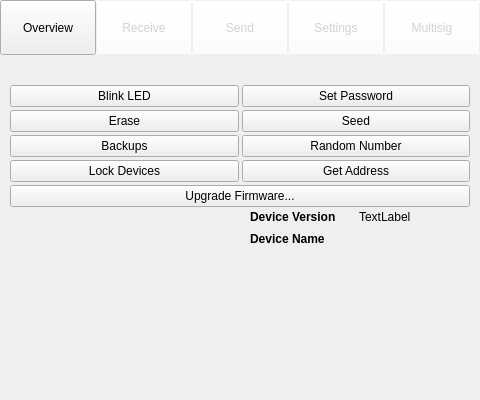
This is src/qt/ui/overview.ui in jonasschnelli/dbb-app as Qt 5 draws it before an edit. The edited form follows.
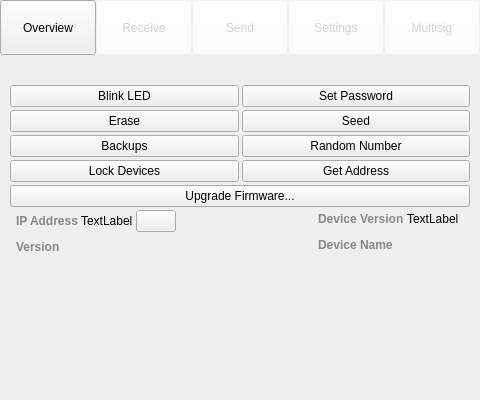
This is the edited form. The open tabs and pages were chosen to show the change. Icons and pictures are not drawn. Custom widgets are drawn as their Qt base class.

Commit message: Add ip address and version string to settings page

The edit to the form file:
```diff
--- a/src/qt/ui/overview.ui
+++ b/src/qt/ui/overview.ui
@@ -686,23 +686,138 @@
         <layout class="QHBoxLayout" name="horizontalLayout_2">
          <item>
           <layout class="QHBoxLayout" name="horizontalLayout3">
+           <property name="leftMargin">
+            <number>6</number>
+           </property>
            <property name="topMargin">
             <number>0</number>
            </property>
+           <property name="rightMargin">
+            <number>6</number>
+           </property>
            <property name="bottomMargin">
             <number>5</number>
            </property>
            <item>
-            <spacer name="horizontalSpacer">
+            <layout class="QVBoxLayout" name="verticalLayoutVersioNameApp">
+             <property name="rightMargin">
+              <number>5</number>
+             </property>
+             <item>
+              <layout class="QHBoxLayout" name="horizontalLayout32">
+               <property name="topMargin">
+                <number>0</number>
+               </property>
+               <property name="bottomMargin">
+                <number>5</number>
+               </property>
+               <item>
+                <widget class="QLabel" name="IPAddressKey">
+                 <property name="font">
+                  <font>
+                   <weight>75</weight>
+                   <bold>true</bold>
+                  </font>
+                 </property>
+                 <property name="styleSheet">
+                  <string notr="true">color: #888888</string>
+                 </property>
+                 <property name="text">
+                  <string>IP Address</string>
+                 </property>
+                 <property name="alignment">
+                  <set>Qt::AlignLeading|Qt::AlignLeft|Qt::AlignVCenter</set>
+                 </property>
+                </widget>
+               </item>
+               <item>
+                <widget class="QLabel" name="IPAddress">
+                 <property name="text">
+                  <string>TextLabel</string>
+                 </property>
+                 <property name="alignment">
+                  <set>Qt::AlignLeading|Qt::AlignLeft|Qt::AlignVCenter</set>
+                 </property>
+                </widget>
+               </item>
+               <item>
+                <widget class="QPushButton" name="ipShowQRCode">
+                 <property name="toolTip">
+                  <string>Show QRCode</string>
+                 </property>
+                 <property name="text">
+                  <string/>
+                 </property>
+                 <property name="icon">
+                  <iconset>
+                   <normaloff>:/icons/qrcode</normaloff>
+                   <disabledoff>:/icons/qrcode</disabledoff>:/icons/qrcode</iconset>
+                 </property>
+                 <property name="iconSize">
+                  <size>
+                   <width>16</width>
+                   <height>16</height>
+                  </size>
+                 </property>
+                 <property name="shortcut">
+                  <string>Ctrl+S</string>
+                 </property>
+                </widget>
+               </item>
+              </layout>
+             </item>
+             <item>
+              <layout class="QHBoxLayout" name="horizontalLayout31">
+               <property name="topMargin">
+                <number>0</number>
+               </property>
+               <property name="bottomMargin">
+                <number>5</number>
+               </property>
+               <item>
+                <widget class="QLabel" name="DBBAppVersionKey">
+                 <property name="font">
+                  <font>
+                   <weight>75</weight>
+                   <bold>true</bold>
+                  </font>
+                 </property>
+                 <property name="styleSheet">
+                  <string notr="true">color: #888888</string>
+                 </property>
+                 <property name="text">
+                  <string>Version</string>
+                 </property>
+                 <property name="alignment">
+                  <set>Qt::AlignLeading|Qt::AlignLeft|Qt::AlignVCenter</set>
+                 </property>
+                </widget>
+               </item>
+               <item>
+                <widget class="QLabel" name="DBBAppVersion">
+                 <property name="text">
+                  <string/>
+                 </property>
+                 <property name="alignment">
+                  <set>Qt::AlignLeading|Qt::AlignLeft|Qt::AlignVCenter</set>
+                 </property>
+                </widget>
+               </item>
+              </layout>
+             </item>
+            </layout>
+           </item>
+           <item>
+            <spacer name="horizontalSpacerDeviceNameVersion">
              <property name="orientation">
               <enum>Qt::Horizontal</enum>
              </property>
              <property name="sizeType">
-              <enum>QSizePolicy::Fixed</enum>
+              <enum>QSizePolicy::Expanding</enum>
              </property>
              <property name="sizeHint" stdset="0">
               <size>
-               <width>240</width>
+               <width>20</width>
                <height>20</height>
               </size>
              </property>
@@ -729,6 +844,9 @@
                    <bold>true</bold>
                   </font>
                  </property>
+                 <property name="styleSheet">
+                  <string notr="true">color: #888888</string>
+                 </property>
                  <property name="text">
                   <string>Device Version</string>
                  </property>
@@ -765,6 +883,9 @@
                    <bold>true</bold>
                   </font>
                  </property>
+                 <property name="styleSheet">
+                  <string notr="true">color: #888888</string>
+                 </property>
                  <property name="text">
                   <string>Device Name</string>
                  </property>
```
Left out of the diff: 2 changed lines with no effect on the pictures. The commit also changes 7 other files.
